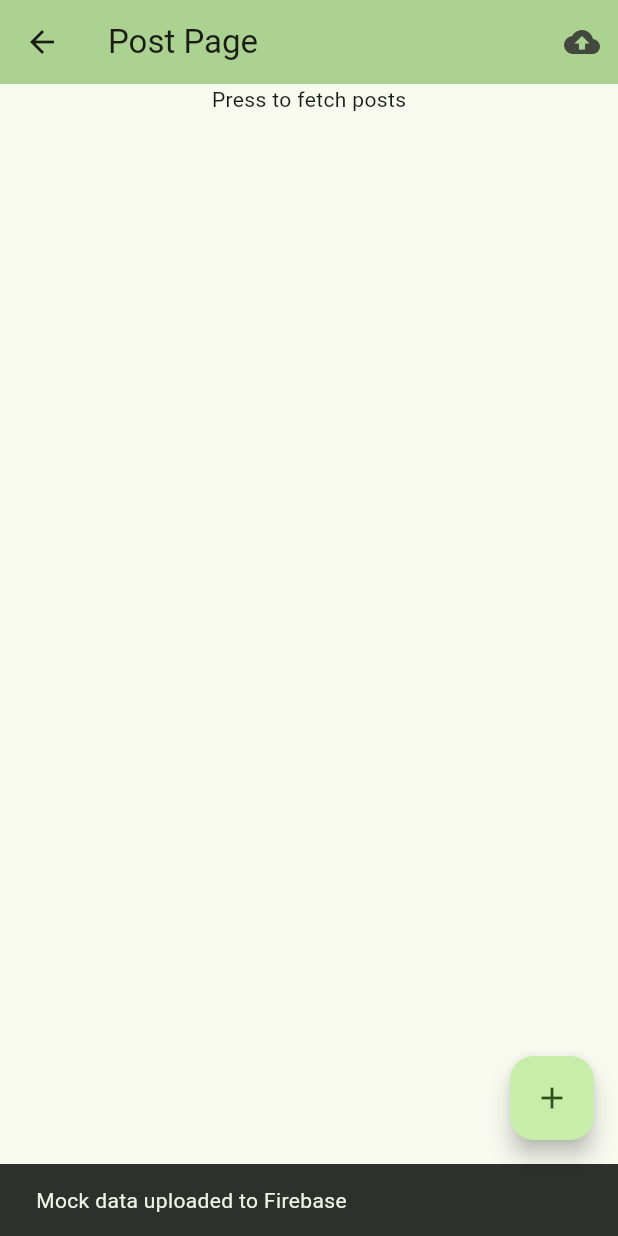
After one commit to SarachChar/happyMeals, a Flutter app: the PostPage screen opened by its route, after a tap on the "cloud upload" icon, on a phone screen of 412 x 824 dp. The commit adds this screen. Run offline on Flutter 3.47's test engine with Material 3 defaults, Android fonts, the phone set to English and light mode, and no system bars; our stand-ins replace cloud_firestore, firebase_core; accounts and stored records are empty.

Commit message:
add post firebase example

```diff
--- /dev/null
+++ b/happymealApplication/lib/controllers/example_post_controller.dart
@@ -0,0 +1,33 @@
+import 'dart:async';
+import 'package:happymeal_application/models/example_post_model.dart';
+import 'package:happymeal_application/services/example_post_service.dart';
+
+class PostController {
+  List<Post> posts = List.empty();
+  final PostService service;
+
+  StreamController<bool> onSyncController = StreamController();
+  Stream<bool> get onSync => onSyncController.stream;
+
+  PostController(this.service);
+
+  Future<void> markAsRead(Post post) async{
+    onSyncController.add(true);
+    await service.updatePost(post);
+    onSyncController.add(false);
+  }
+
+  Future<Post> addPost(Post post) async {
+    onSyncController.add(true);
+    Post newPost = await service.addPost(post);
+    onSyncController.add(false);
+    return newPost;
+  }
+
+  Future<List<Post>> fetchPosts() async {
+    onSyncController.add(true);
+    posts = await service.getPosts();
+    onSyncController.add(false);
+    return posts;
+  }
+}
--- a/happymealApplication/lib/main.dart
+++ b/happymealApplication/lib/main.dart
@@ -12,6 +12,7 @@ import 'package:happymeal_application/pages/05_exercisepage.dart';
 import 'package:happymeal_application/pages/06_add_exercise_page.dart';
 import 'package:happymeal_application/pages/08_drinkpage.dart';
 import 'package:happymeal_application/pages/11_mealspage.dart';
+import 'package:happymeal_application/pages/88_example_postpage.dart';
 import 'package:happymeal_application/pages/homePage.dart';
 // import 'package:happymeal_application/pages/99_blankpage.dart';
 import 'package:provider/provider.dart';
@@ -55,6 +56,7 @@ class MyApp extends StatelessWidget {
         '/4': (context) => DrinkPage(),
         '/addexercise': (context) => AddExercisePage(),
         '/home':(context) => HomePage(),
+        '/postexample':(context) => PostPage(),
       },
     );
   }
--- /dev/null
+++ b/happymealApplication/lib/models/example_post_model.dart
@@ -0,0 +1,52 @@
+import 'package:cloud_firestore/cloud_firestore.dart';
+
+class Post {
+  String id;
+  String title;
+  int views;
+  bool isRead;
+  String dbId = '';
+
+  Post(this.id, this.title, this.views, this.isRead);
+
+  factory Post.fromSnapshot(Map<String, dynamic> snapshot) {
+    return Post(
+      snapshot['post_id'] as String,
+      snapshot['title'] as String,
+      snapshot['views'] as int? ?? 0,
+      snapshot['isRead'] as bool? ?? false,
+    );
+  }
+
+  factory Post.formJson(Map<String, dynamic> json) {
+    return Post(
+      json['id'] as String,
+      json['title'] as String,
+      json['views'] as int? ?? 0,
+      json['isRead'] as bool? ?? false,
+    );
+  }
+}
+
+class AllPosts {
+  final List<Post> posts;
+  AllPosts(this.posts);
+
+  factory AllPosts.fromSnapshot(QuerySnapshot qs) {
+    List<Post> posts;
+
+    posts = qs.docs.map((DocumentSnapshot ds) {
+      Post post = Post.fromSnapshot(ds.data() as Map<String, dynamic>);
+      post.dbId = ds.id;
+      return post;
+    }) .toList();
+
+    return AllPosts(posts);
+  }
+
+  factory AllPosts.fromJson(List<dynamic> json) {
+    List<Post> posts;
+    posts = json.map((item) => Post.formJson(item)).toList();
+    return AllPosts(posts);
+  }
+}
--- /dev/null
+++ b/happymealApplication/lib/pages/88_example_postpage.dart
@@ -0,0 +1,103 @@
+import 'package:flutter/material.dart';
+import 'package:happymeal_application/controllers/example_post_controller.dart';
+import 'package:happymeal_application/models/example_post_model.dart';
+import 'package:happymeal_application/services/example_post_service.dart';
+import 'dart:math';
+
+class PostPage extends StatefulWidget {
+  const PostPage({super.key});
+
+  @override
+  State<PostPage> createState() => _PostPageState();
+}
+
+class _PostPageState extends State<PostPage> {
+  List<Post> posts = List.empty();
+  bool isLoading = false;
+  PostController controller = PostController(PostFirebaseService());
+
+  final random = Random();
+
+  Map<String, dynamic> get mockData => {
+    "post_id": random.nextInt(1000).toString(),
+    "title": "Post ${random.nextInt(100)}",
+    "views": random.nextInt(1000),
+    "isRead": random.nextBool(),
+  };
+
+  initState() {
+    super.initState();
+    controller.onSync.listen((bool syncState) {
+      setState(() {
+        isLoading = syncState;
+      });
+    });
+  }
+
+  void _getPosts() async {
+    var newPosts = await controller.fetchPosts();
+    setState(() {
+      posts = newPosts;
+    });
+  }
+
+  void _uploadMockData() async {
+    Post post = Post(
+      mockData['post_id'] as String,
+      mockData['title'] as String,
+      mockData['views'] as int,
+      mockData['isRead'] as bool,
+    );
+    await controller.addPost(post);
+    if (!mounted) return;
+    ScaffoldMessenger.of(context).showSnackBar(
+      const SnackBar(content: Text('Mock data uploaded to Firebase')),
+    );
+  }
+
+  Widget get body => isLoading
+    ? CircularProgressIndicator()
+    : ListView.builder(
+      itemCount: posts.isNotEmpty ? posts.length : 1,
+      itemBuilder: (context, index) {
+        if (posts.isNotEmpty) {
+          return CheckboxListTile(
+            title: Text(posts[index].title),
+            value: posts[index].isRead,
+            onChanged: (value) {
+              setState(() => posts[index].isRead = value!);
+              controller.markAsRead(posts[index]);
+            }
+          );
+        }
+
+        return Center(
+          child: Text('Press to fetch posts'),
+        );
+      }
+    );
+
+  @override
+  Widget build(BuildContext context) {
+    return Scaffold(
+      appBar:  AppBar(
+        backgroundColor: Theme.of(context).colorScheme.inversePrimary,
+        title: Text('Post Page'),
+        actions: [
+          IconButton(
+            icon: const Icon(Icons.cloud_upload),
+            tooltip: 'Upload mock data',
+            onPressed: _uploadMockData,
+          ),
+        ],
+      ),
+      body:  Center(
+        child: body,
+      ),
+      floatingActionButton: FloatingActionButton(
+        child: const Icon(Icons.add),
+        onPressed: _getPosts,
+      )
+    );
+  }
+}
--- a/happymealApplication/lib/pages/homePage.dart
+++ b/happymealApplication/lib/pages/homePage.dart
@@ -139,6 +139,10 @@ class HomePage extends StatelessWidget {
           ),
         ),
       ),
+      floatingActionButton: FloatingActionButton(
+        child: const Icon(Icons.add),
+        onPressed: () => Navigator.pushNamed(context, '/postexample'),
+      )
     );
   }
 
--- /dev/null
+++ b/happymealApplication/lib/services/example_post_service.dart
@@ -0,0 +1,71 @@
+import 'package:cloud_firestore/cloud_firestore.dart';
+import 'package:happymeal_application/models/example_post_model.dart';
+import 'package:http/http.dart';
+import 'dart:convert';
+
+abstract class PostService {
+  Future<List<Post>> getPosts();
+  Future<void> updatePost(Post post);
+  Future<Post> addPost(Post post);
+}
+
+class PostFirebaseService implements PostService {
+  Future<List<Post>> getPosts() async {
+    QuerySnapshot qs = await FirebaseFirestore.instance.collection('posts').get();
+    AllPosts all = AllPosts.fromSnapshot(qs);
+    return all.posts;
+  }
+
+  @override
+  Future<void> updatePost(Post post) async {
+    final postRef = FirebaseFirestore.instance.collection('posts').doc(post.dbId);
+    await postRef.update({
+      'isRead': post.isRead,
+      'timestamp': FieldValue.serverTimestamp(),
+    });
+  }
+
+  @override
+  Future<Post> addPost(Post post) async {
+    final postRef = await FirebaseFirestore.instance.collection('posts').add({
+      'post_id': post.id,
+      'title': post.title,
+      'views': post.views,
+      'isRead': post.isRead,
+      'timestamp': FieldValue.serverTimestamp(),
+    });
+    post.dbId = postRef.id;
+    return post;
+  }
+}
+
+
+class PostHttpService implements PostService {
+  Client client = Client();
+
+  @override
+  Future<List<Post>> getPosts() async {
+    final response = await client.get(
+      Uri.parse('http://10.104.5.177:3000/posts'),
+    );
+
+    if (response.statusCode == 200) {
+       var all = AllPosts.fromJson(json.decode(response.body));
+      return all.posts;
+    }
+    throw Exception('Failed to load posts');
+
+  }
+
+  @override
+  Future<Post> addPost(Post post) {
+    // TODO: implement addPost
+    throw UnimplementedError();
+  }
+
+  @override
+  Future<void> updatePost(Post post) {
+    // TODO: implement updatePost
+    throw UnimplementedError();
+  }
+}
```
Also changed, not shown: happymealApplication/firebase.json, happymealApplication/lib/firebase_options.dart, 1 other file.
